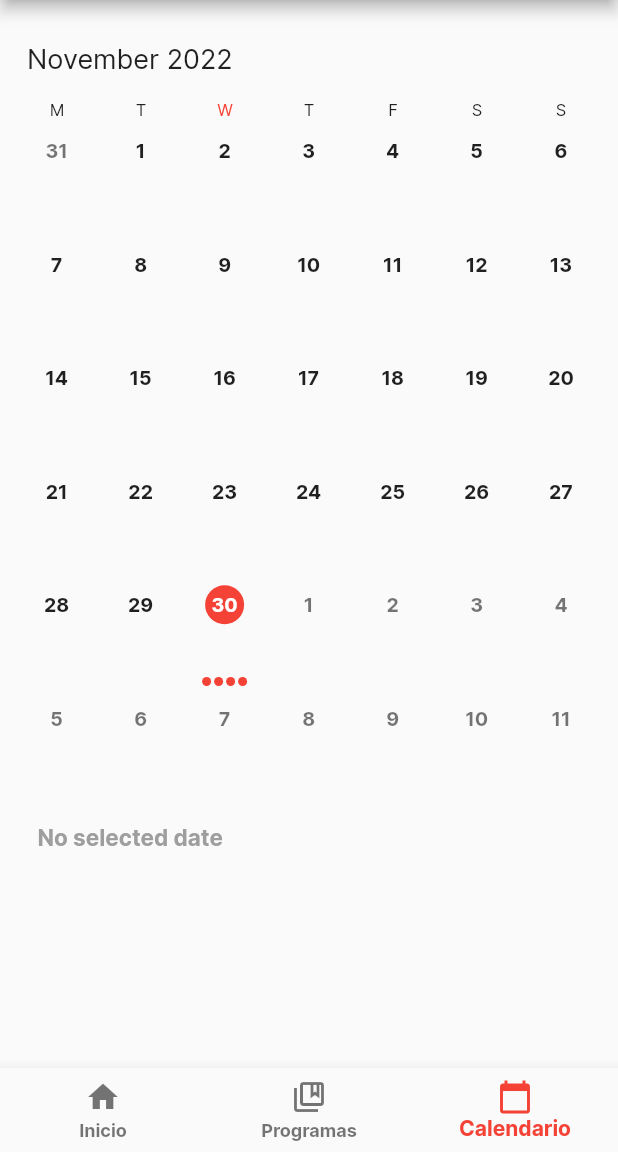
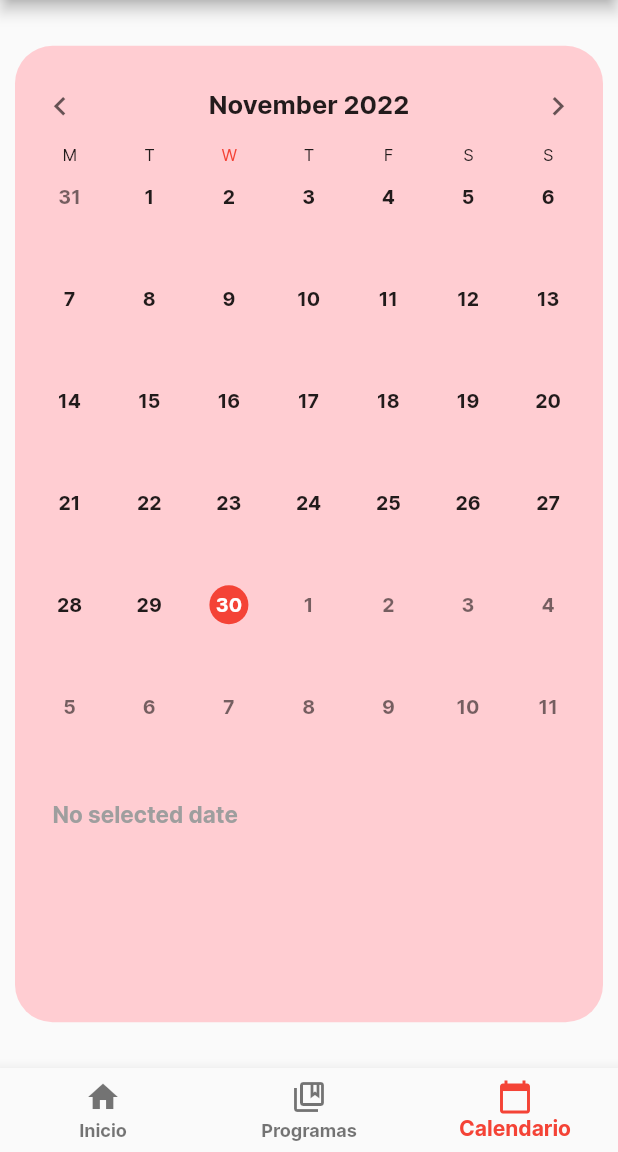
Before and after one commit to sant-gdc/BAMX, a Flutter app: the screen it shows once a user with an empty profile is signed in, item 3 of the bottom bar chosen, on a phone screen of 412 x 824 dp, the part 84-1236 px from its top. Run offline on Flutter 3.47's test engine with Material 2 defaults, Android fonts, the phone set to English and light mode, and no system bars; drawn by our look-alikes of syncfusion_flutter_calendar; our stand-ins replace email_validator, firebase_auth, firebase_core, firebase_database, page_transition; missing offline and left inert: syncfusion_localizations; accounts and stored records are empty; network calls fail; statements that could not run were skipped.

Commit message:
full event endpoints, alert styling and calendar

```diff
--- a/bamx_app/lib/main.dart
+++ b/bamx_app/lib/main.dart
@@ -13,7 +13,6 @@ import 'package:flutter_localizations/flutter_localizations.dart';
 import 'package:syncfusion_localizations/syncfusion_localizations.dart';
 import 'package:firebase_database/firebase_database.dart';
 import 'globals.dart';
-import './endpoints/user_api.dart';
 
 Future main() async {
   WidgetsFlutterBinding.ensureInitialized();
--- a/bamx_app/lib/widgets/AuthenticationWidgets/login_module.dart
+++ b/bamx_app/lib/widgets/AuthenticationWidgets/login_module.dart
@@ -51,6 +51,10 @@ class _LogInModuleState extends State<LogInModule> {
       );
     } on FirebaseAuthException catch (error) {
       var snackBar = SnackBar(
+        backgroundColor: Colors.red,
+        behavior: SnackBarBehavior.floating,
+        shape: const StadiumBorder(),
+        margin: const EdgeInsets.all(50),
         content: Text(error.code),
       );
       messengerKey.currentState!
--- a/bamx_app/lib/widgets/CalendarWidgets/calendar_screen.dart
+++ b/bamx_app/lib/widgets/CalendarWidgets/calendar_screen.dart
@@ -1,5 +1,7 @@
 import 'package:syncfusion_flutter_calendar/calendar.dart';
 import 'package:flutter/material.dart';
+
+import '../../endpoints/events_api.dart';
 
 import '../EventsWidgets/dummy_events.dart';
 import '../../models/event.dart';
@@ -12,22 +14,44 @@ class Calendar_Screen extends StatefulWidget {
 }
 
 class _Calendar_ScreenState extends State<Calendar_Screen> {
-  final List<Event> _eventList = dummyEvents;
+  List<Event> _eventList = [];
+
+  @override
+  void initState() {
+    super.initState();
+    _fetchEvents();
+  }
+
+  void _fetchEvents() async {
+    List<Event> newList = await getUserEvents();
+    setState(() {
+      _eventList = newList;
+    });
+  }
 
   @override
   Widget build(BuildContext context) {
     return Container(
+      height: MediaQuery.of(context).size.height * .79,
+      decoration: BoxDecoration(
+        color: Colors.red.shade100,
+        borderRadius: const BorderRadius.all(Radius.circular(25)),
+      ),
       padding: const EdgeInsets.fromLTRB(10, 20, 10, 0),
+      margin: const EdgeInsets.all(10),
       child: SfCalendar(
+        headerStyle: CalendarHeaderStyle(
+            textStyle: Theme.of(context).textTheme.titleMedium,
+            textAlign: TextAlign.center),
         view: CalendarView.month,
         firstDayOfWeek: 1,
         dataSource: EventDataSource(getAppointments(_eventList)),
         cellBorderColor: Colors.transparent,
+        showNavigationArrow: true,
         monthViewSettings: const MonthViewSettings(
           appointmentDisplayMode: MonthAppointmentDisplayMode.indicator,
           showAgenda: true,
           agendaStyle: AgendaStyle(
-            backgroundColor: Color.fromARGB(235, 255, 237, 237),
             appointmentTextStyle: TextStyle(
                 fontSize: 14,
                 fontStyle: FontStyle.italic,
@@ -65,16 +89,9 @@ List<Appointment> getAppointments(List<Event> eventList) {
     eventos.add(Appointment(
         startTime: eventList[key].date,
         endTime: eventList[key].date.add(const Duration(hours: 1)),
-        subject: eventList[key].title,
         isAllDay: false,
         color: Colors.red));
   });
-  eventos.add(Appointment(
-      startTime: startTime,
-      endTime: endTime,
-      subject: 'Colecta de Comida',
-      isAllDay: true,
-      color: Colors.red));
 
   return eventos;
 }
--- a/bamx_app/lib/widgets/EventsWidgets/event_card.dart
+++ b/bamx_app/lib/widgets/EventsWidgets/event_card.dart
@@ -15,9 +15,10 @@ class EventCard extends StatelessWidget {
     showDialog(
       context: context,
       builder: (BuildContext context) {
-        return const ConfirmAlert(
+        return ConfirmAlert(
           'Confirmar Registro',
           '¿Segur@ que desea registrarse en ese evento?',
+          event.id,
         );
       },
     );
```
Also changed, not shown: bamx_app/lib/endpoints/events_api.dart (+77 -1 lines), bamx_app/lib/widgets/EventsWidgets/confirm.dart (+9 -2 lines), bamx_app/lib/widgets/EventsWidgets/events_screen.dart (+24 -5 lines), bamx_app/lib/widgets/ProgramWidgets/programs_screen.dart (+25 -5 lines).
